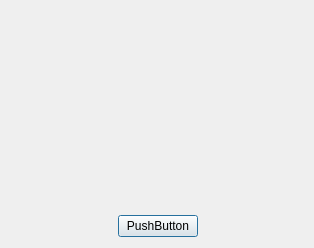
Qt form ibed/controls/progressdialog.ui (semerlin/ibed) before a commit.
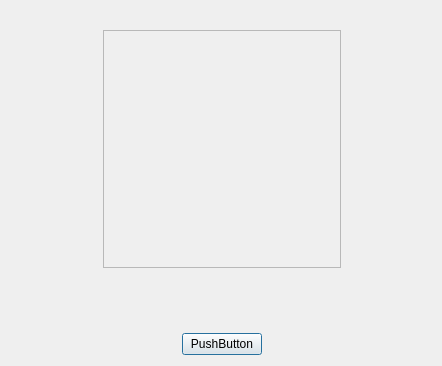
The same form after that commit. Custom widgets are drawn as their Qt base class.

The edit to the form file:
```diff
--- a/ibed/controls/progressdialog.ui
+++ b/ibed/controls/progressdialog.ui
@@ -6,8 +6,8 @@
    <rect>
     <x>0</x>
     <y>0</y>
-    <width>314</width>
-    <height>248</height>
+    <width>442</width>
+    <height>366</height>
    </rect>
   </property>
   <property name="windowTitle">
@@ -18,7 +18,7 @@
     <number>12</number>
    </property>
    <property name="topMargin">
-    <number>53</number>
+    <number>30</number>
    </property>
    <item>
     <layout class="QHBoxLayout" name="horizontalLayout_2">
@@ -36,7 +36,7 @@
       </spacer>
      </item>
      <item>
-      <widget class="CircleProgressBar" name="widgetProgress" native="true">
+      <widget class="QFrame" name="frameProgress">
        <property name="sizePolicy">
         <sizepolicy hsizetype="Fixed" vsizetype="Fixed">
          <horstretch>0</horstretch>
@@ -45,16 +45,52 @@
        </property>
        <property name="minimumSize">
         <size>
-         <width>112</width>
-         <height>112</height>
+         <width>238</width>
+         <height>238</height>
         </size>
        </property>
        <property name="maximumSize">
         <size>
-         <width>112</width>
-         <height>112</height>
+         <width>238</width>
+         <height>238</height>
         </size>
        </property>
+       <property name="layoutDirection">
+        <enum>Qt::LeftToRight</enum>
+       </property>
+       <property name="frameShape">
+        <enum>QFrame::StyledPanel</enum>
+       </property>
+       <property name="frameShadow">
+        <enum>QFrame::Raised</enum>
+       </property>
+       <layout class="QHBoxLayout" name="horizontalLayout_3">
+        <item>
+         <widget class="CircleProgressBar" name="widgetProgress" native="true">
+          <property name="sizePolicy">
+           <sizepolicy hsizetype="Fixed" vsizetype="Fixed">
+            <horstretch>0</horstretch>
+            <verstretch>0</verstretch>
+           </sizepolicy>
+          </property>
+          <property name="minimumSize">
+           <size>
+            <width>180</width>
+            <height>180</height>
+           </size>
+          </property>
+          <property name="maximumSize">
+           <size>
+            <width>180</width>
+            <height>180</height>
+           </size>
+          </property>
+          <property name="layoutDirection">
+           <enum>Qt::LeftToRight</enum>
+          </property>
+         </widget>
+        </item>
+       </layout>
       </widget>
      </item>
      <item>
```
